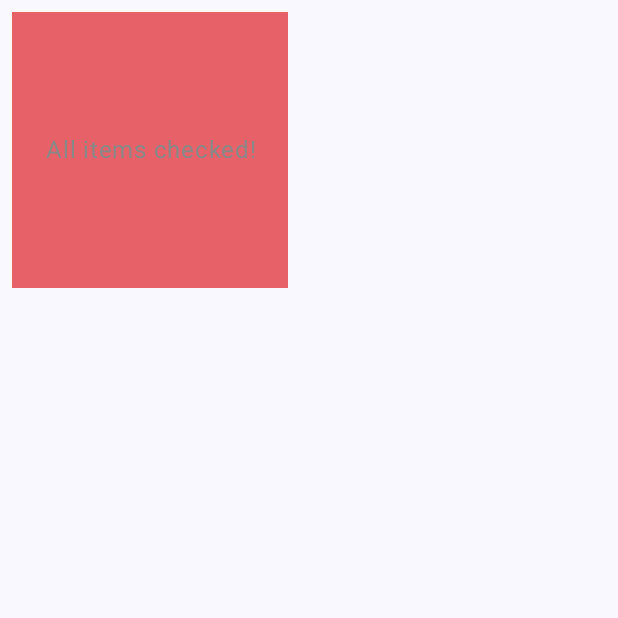
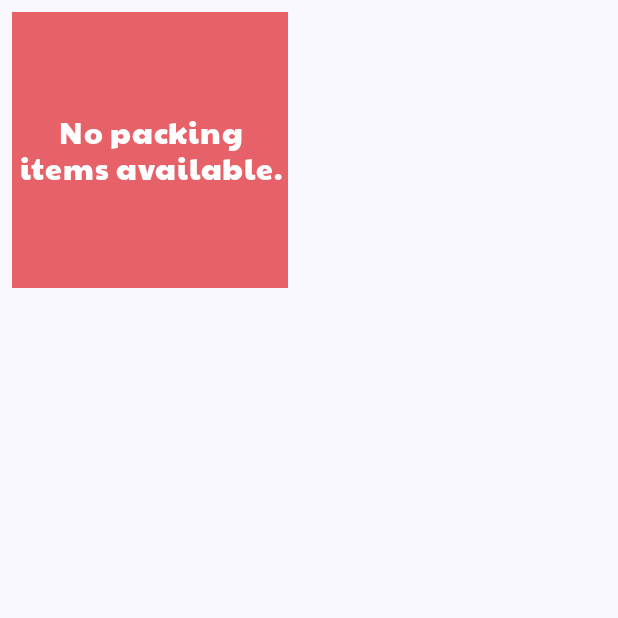
Before and after one commit to jyzldmrct/JetSetGo, an Android app built with Jetpack Compose: the composable PackingChecklistScreen called with empty values, on a phone screen of 412 x 824 dp, the top half of it. Run offline under Robolectric (Android 15) with nearby library versions, the phone set to English and light mode, and no system bars.

Commit message:
checklist fully working

```diff
--- a/app/src/main/java/ph/edu/auf/dimarucut/jayzel/jetsetgo/FlightsScreen.kt
+++ b/app/src/main/java/ph/edu/auf/dimarucut/jayzel/jetsetgo/FlightsScreen.kt
@@ -1094,7 +1094,10 @@ fun PackingChecklistScreen(packingItems: List<PackingItem>, onAddItem: (String)
     if (showDialog) {
         AlertDialog(
             onDismissRequest = { showDialog = false },
-            title = { Text("Travel Essentials List") },
+            title = { Text("Travel Essentials List",
+                fontFamily = PaytoneOne,
+                fontSize = 28.sp,
+                color = SkyBlue) },
             text = {
                 Column {
                     // Show all items (checked and unchecked)
@@ -1160,22 +1163,40 @@ fun PackingChecklistScreen(packingItems: List<PackingItem>, onAddItem: (String)
             .clickable { showDialog = true },
         contentAlignment = Alignment.Center
     ) {
-        if (packingItemsState.all { it.isChecked }) {
+        when {
+            packingItemsState.isEmpty() -> {
+                Text(
+                    text = "No packing items available.",
+                    modifier = Modifier.align(Alignment.Center),
+                    textAlign = TextAlign.Center,
+                    color = Color.White,
+                    fontFamily = PaytoneOne,
+                    fontSize = 20.sp
+                )
+            }
+            packingItemsState.all { it.isChecked } -> {
                 Text(
                     text = "All items checked!",
                     modifier = Modifier.align(Alignment.Center),
                     textAlign = TextAlign.Center,
-                color = Color.Gray
-            )
-        } else {
+                    color = Color.White,
+                    fontFamily = PaytoneOne,
+                    fontSize = 20.sp
+                )
+            }
+            else -> {
                 Text(
                     text = "Tap here to view your packing checklist.",
                     modifier = Modifier.align(Alignment.Center),
                     textAlign = TextAlign.Center,
-                color = Color.Gray
-            )
-        }
-    }
+                    color = Color.White,
+                    fontFamily = PaytoneOne,
+                    fontSize = 20.sp
+                )
+            }
+        }
+    }
+
 }
 
 
```
Lines whose indentation alone changed are shown as unchanged.
